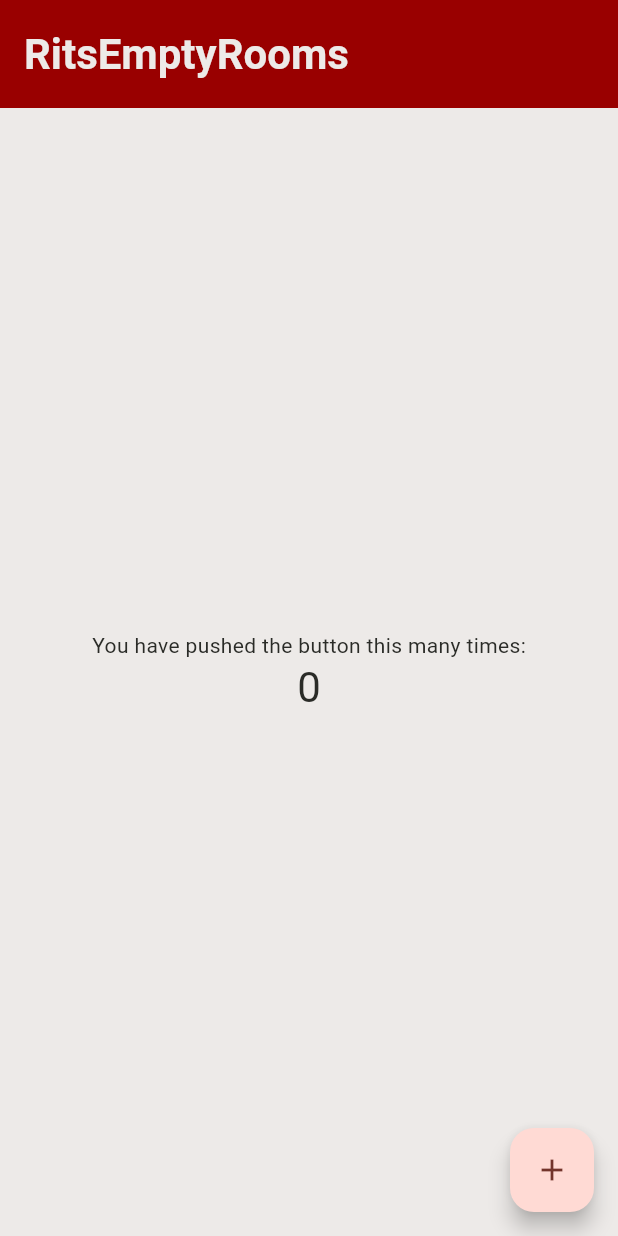
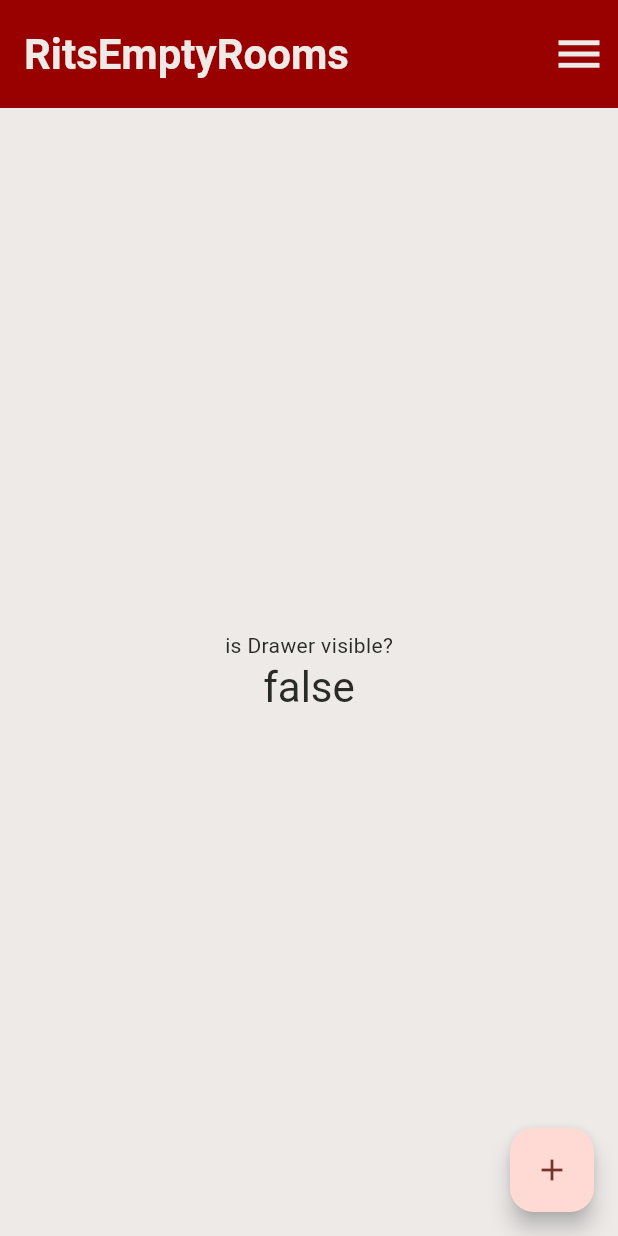
Before and after one commit to YukaChoco/rits_empty_room, a Flutter app: the screen it shows after launch, on a phone screen of 412 x 824 dp. Run offline on Flutter 3.47's test engine with Material 3 defaults, Android fonts, the phone set to English and light mode, and no system bars; our stand-ins replace firebase_core, flutter_dotenv; accounts and stored records are empty.

Commit message:
Drawerの表示を切り替えるUI・ロジック追加

```diff
--- a/lib/main.dart
+++ b/lib/main.dart
@@ -1,4 +1,3 @@
-import 'package:firebase_analytics/firebase_analytics.dart';
 import 'package:firebase_core/firebase_core.dart';
 import 'package:flutter/material.dart';
 import 'package:flutter_dotenv/flutter_dotenv.dart';
@@ -46,12 +45,20 @@ class MyHomePage extends StatefulWidget {
 }
 
 class _MyHomePageState extends State<MyHomePage> {
-  int _counter = 0;
+  // ドロワーの表示状態を管理する変数
+  bool _isDrawerVisible = false;
 
-  void _incrementCounter() {
-    FirebaseAnalytics.instance.logEvent(name: 'ボタンが押されました');
+  // モーダルを表示する関数
+  void _showDrawer() {
     setState(() {
-      _counter++;
+      _isDrawerVisible = true;
+    });
+  }
+
+  // モーダルを非表示にする関数
+  void _hideDrawer() {
+    setState(() {
+      _isDrawerVisible = false;
     });
   }
 
@@ -68,23 +75,31 @@ class _MyHomePageState extends State<MyHomePage> {
               color: Theme.of(context).colorScheme.onPrimary,
               fontWeight: FontWeight.bold),
         ),
+        actions: <Widget>[
+          IconButton(
+            icon: const Icon(Icons.menu),
+            color: Theme.of(context).colorScheme.onPrimary,
+            iconSize: 36,
+            onPressed: _showDrawer,
+          ),
+        ],
       ),
       body: Center(
         child: Column(
           mainAxisAlignment: MainAxisAlignment.center,
           children: <Widget>[
             const Text(
-              'You have pushed the button this many times:',
+              'is Drawer visible?',
             ),
             Text(
-              '$_counter',
+              '$_isDrawerVisible',
               style: Theme.of(context).textTheme.headlineMedium,
             ),
           ],
         ),
       ),
       floatingActionButton: FloatingActionButton(
-        onPressed: _incrementCounter,
+        onPressed: _hideDrawer,
         tooltip: 'Increment',
         child: const Icon(Icons.add),
       ),
```
